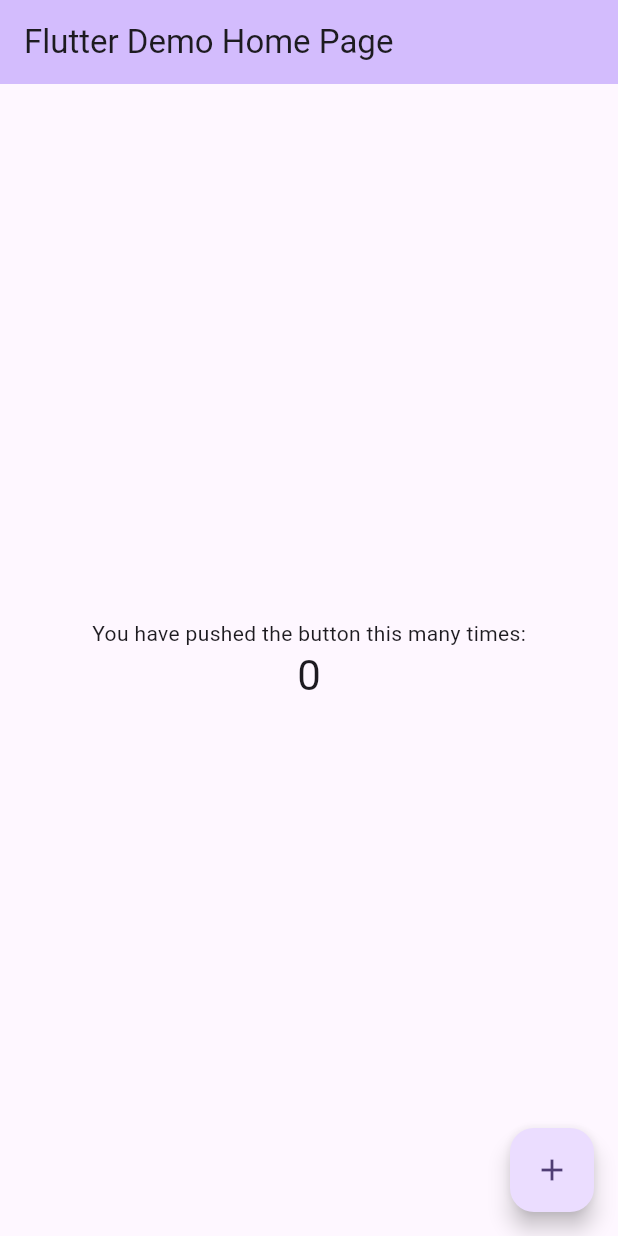
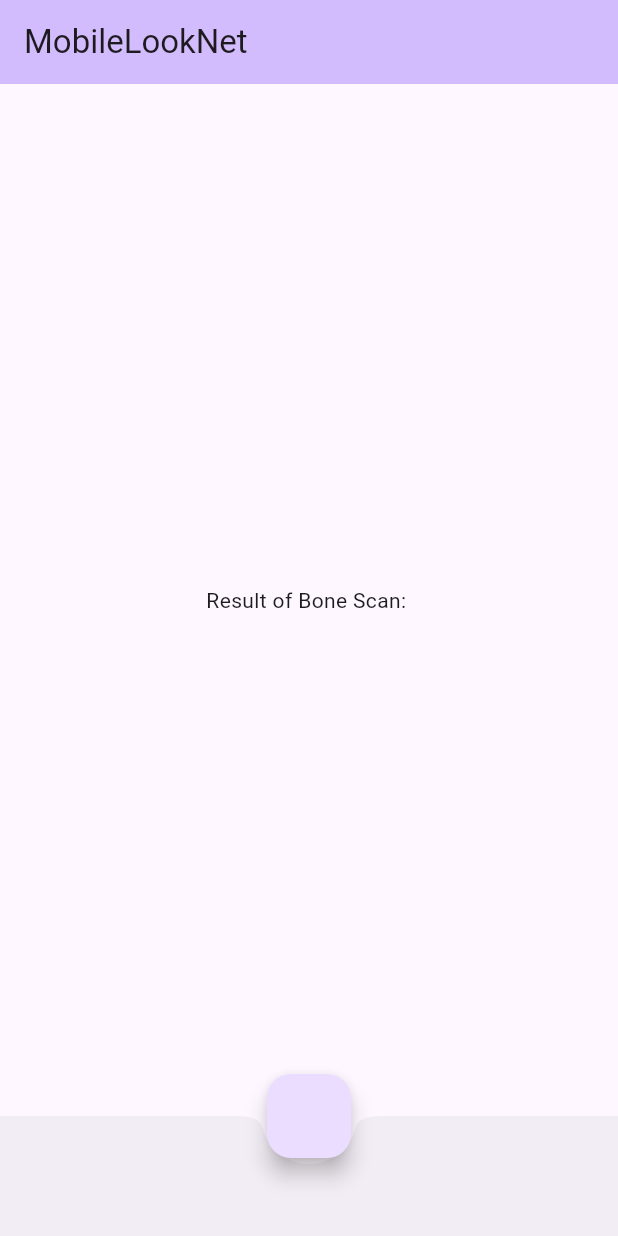
Before and after one commit to IrishMorales/bone-metastasis-app, a Flutter app: the screen it shows after launch, on a phone screen of 412 x 824 dp. Run offline on Flutter 3.47's test engine with Material 3 defaults, Android fonts, the phone set to English and light mode, and no system bars; our stand-ins replace image_picker.

Commit message:
general layout changes
changed style of main page, and included image_picker package for Flutter

```diff
--- a/lib/main.dart
+++ b/lib/main.dart
@@ -1,4 +1,5 @@
 import 'package:flutter/material.dart';
+import 'package:image_picker/image_picker.dart';
 
 void main() {
   runApp(const MyApp());
@@ -11,42 +12,19 @@
   @override
   Widget build(BuildContext context) {
     return MaterialApp(
-      title: 'Flutter Demo',
+      title: 'Metastasis Model App',
       theme: ThemeData(
-        // This is the theme of your application.
-        //
-        // TRY THIS: Try running your application with "flutter run". You'll see
-        // the application has a blue toolbar. Then, without quitting the app,
-        // try changing the seedColor in the colorScheme below to Colors.green
-        // and then invoke "hot reload" (save your changes or press the "hot
-        // reload" button in a Flutter-supported IDE, or press "r" if you used
-        // the command line to start the app).
-        //
-        // Notice that the counter didn't reset back to zero; the application
-        // state is not lost during the reload. To reset the state, use hot
-        // restart instead.
-        //
-        // This works for code too, not just values: Most code changes can be
-        // tested with just a hot reload.
+
         colorScheme: ColorScheme.fromSeed(seedColor: Colors.deepPurple),
         useMaterial3: true,
       ),
-      home: const MyHomePage(title: 'Flutter Demo Home Page'),
+      home: const MyHomePage(title: 'MobileLookNet'),
     );
   }
 }
 
 class MyHomePage extends StatefulWidget {
   const MyHomePage({super.key, required this.title});
-
-  // This widget is the home page of your application. It is stateful, meaning
-  // that it has a State object (defined below) that contains fields that affect
-  // how it looks.
-
-  // This class is the configuration for the state. It holds the values (in this
-  // case the title) provided by the parent (in this case the App widget) and
-  // used by the build method of the State. Fields in a Widget subclass are
-  // always marked "final".
 
   final String title;
 
@@ -87,39 +65,15 @@
         title: Text(widget.title),
       ),
       body: Center(
-        // Center is a layout widget. It takes a single child and positions it
-        // in the middle of the parent.
-        child: Column(
-          // Column is also a layout widget. It takes a list of children and
-          // arranges them vertically. By default, it sizes itself to fit its
-          // children horizontally, and tries to be as tall as its parent.
-          //
-          // Column has various properties to control how it sizes itself and
-          // how it positions its children. Here we use mainAxisAlignment to
-          // center the children vertically; the main axis here is the vertical
-          // axis because Columns are vertical (the cross axis would be
-          // horizontal).
-          //
-          // TRY THIS: Invoke "debug painting" (choose the "Toggle Debug Paint"
-          // action in the IDE, or press "p" in the console), to see the
-          // wireframe for each widget.
-          mainAxisAlignment: MainAxisAlignment.center,
-          children: <Widget>[
-            const Text(
-              'You have pushed the button this many times:',
-            ),
-            Text(
-              '$_counter',
-              style: Theme.of(context).textTheme.headlineMedium,
-            ),
-          ],
-        ),
+        child: Text('Result of Bone Scan: '),
       ),
-      floatingActionButton: FloatingActionButton(
-        onPressed: _incrementCounter,
-        tooltip: 'Increment',
-        child: const Icon(Icons.add),
-      ), // This trailing comma makes auto-formatting nicer for build methods.
+      bottomNavigationBar: BottomAppBar(
+        shape: const CircularNotchedRectangle(),
+        child: Container(height: 50.0),
+      ),
+      floatingActionButton: FloatingActionButton(onPressed: _incrementCounter),
+      floatingActionButtonLocation: FloatingActionButtonLocation.centerDocked,
+
     );
   }
 }
--- a/pubspec.yaml
+++ b/pubspec.yaml
@@ -35,6 +35,7 @@ dependencies:
   # The following adds the Cupertino Icons font to your application.
   # Use with the CupertinoIcons class for iOS style icons.
   cupertino_icons: ^1.0.2
+  image_picker: ^1.0.7
 
 dev_dependencies:
   flutter_test:
```
Also changed, not shown: 2 other files.
